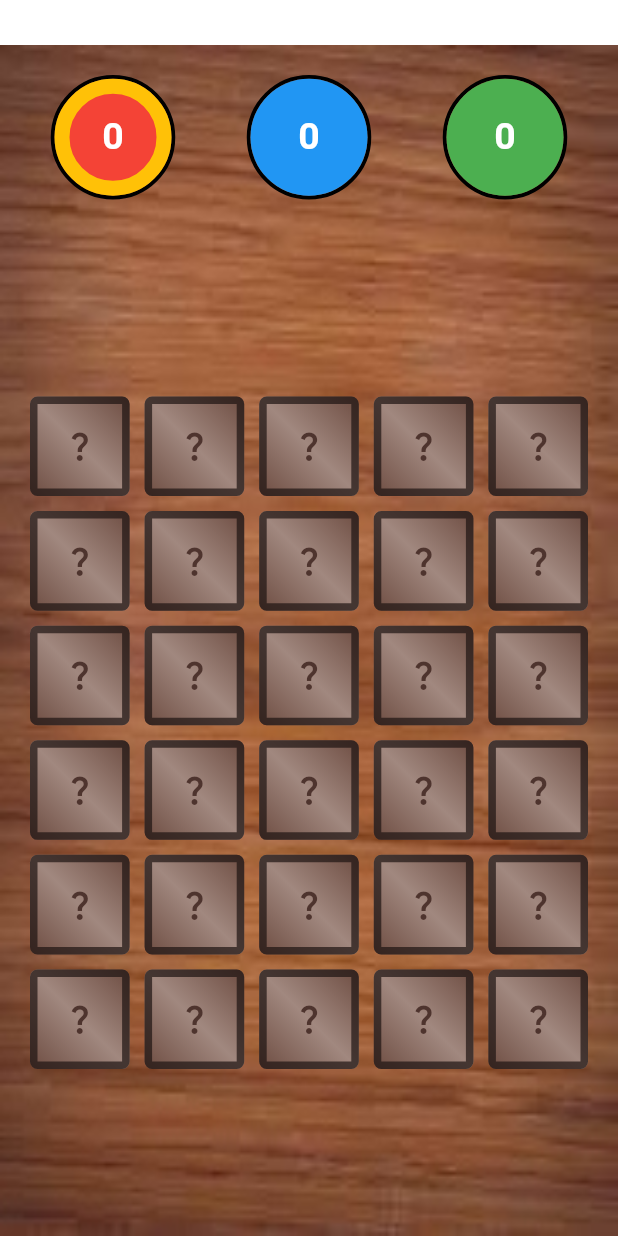
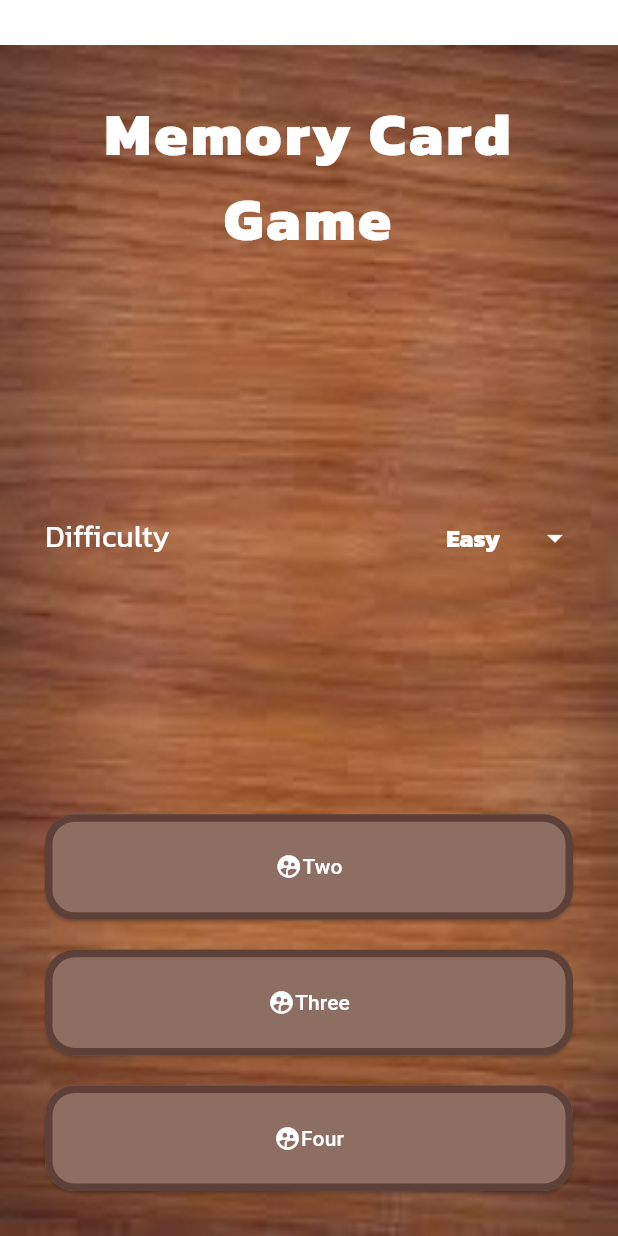
Before and after one commit to ak-210/Memory-Card-Game, a Flutter app: the screen it shows after launch, on a phone screen of 412 x 824 dp. Run offline on Flutter 3.47's test engine with Material 3 defaults, Android fonts, the light colour scheme and no system bars; our stand-ins replace flip_card, hooks_riverpod, riverpod_annotation; generated files the repository leaves out were written again.

Commit message:
Added Home screen, difficulty selection and selecting number of players

```diff
--- a/lib/components/card_tile_v2.dart
+++ b/lib/components/card_tile_v2.dart
@@ -33,7 +33,8 @@ class _CardTileV2State extends State<CardTileV2> {
       final selected = ref.watch(selectionsProvider).contains(card);
       return FlipCard(
         controller: _controller,
-        front: Container(
+        front: !card.discarded
+            ? Container(
                 decoration: BoxDecoration(
                   gradient: LinearGradient(
                     // colors: [
@@ -57,11 +58,12 @@ class _CardTileV2State extends State<CardTileV2> {
                 ),
                 child: Center(
                   child: Icon(
-              !card.discarded ? card.icon : Icons.done,
+                    card.icon,
                     color: Colors.brown[100]!,
                   ),
                 ),
-        ),
+              )
+            : Container(),
         back: Container(
           decoration: BoxDecoration(
             gradient: LinearGradient(
--- /dev/null
+++ b/lib/components/difficulty_dropdown.dart
@@ -0,0 +1,37 @@
+import 'package:flutter/material.dart';
+import 'package:hooks_riverpod/hooks_riverpod.dart';
+import 'package:riverpod_demo/providers/difficulty_provider.dart';
+import 'package:riverpod_demo/screens/kanit_text.dart';
+
+class DifficultyDropdown extends ConsumerWidget {
+  const DifficultyDropdown({super.key});
+
+  @override
+  Widget build(BuildContext context, WidgetRef ref) {
+    return DropdownButton(
+      value: ref.watch(difficultyProvider),
+      onChanged: (value) {
+        ref.read(difficultyProvider.notifier).state = value ?? Difficulty.EASY;
+      },
+      style: kanitTextStyle(bold: true, size: 16),
+      dropdownColor: const Color.fromARGB(92, 0, 0, 0),
+      borderRadius: BorderRadius.circular(10),
+      underline: const SizedBox.shrink(),
+      iconEnabledColor: Colors.white,
+      items: const [
+        DropdownMenuItem(
+          value: Difficulty.EASY,
+          child: Text('Easy'),
+        ),
+        DropdownMenuItem(
+          value: Difficulty.MEDIUM,
+          child: Text('Medium'),
+        ),
+        DropdownMenuItem(
+          value: Difficulty.HARD,
+          child: Text('Hard'),
+        ),
+      ],
+    );
+  }
+}
--- a/lib/components/game_board.dart
+++ b/lib/components/game_board.dart
@@ -4,6 +4,7 @@ import 'package:hooks_riverpod/hooks_riverpod.dart';
 import 'package:riverpod_demo/components/card_tile_v2.dart';
 import 'package:riverpod_demo/models/player_model.dart';
 import 'package:riverpod_demo/providers/card_provider.dart';
+import 'package:riverpod_demo/providers/difficulty_provider.dart';
 import 'package:riverpod_demo/providers/no_of_cards_provider.dart';
 import 'package:riverpod_demo/providers/player_provider.dart';
 
@@ -24,6 +25,18 @@ class GameBoard extends ConsumerWidget {
     return winners;
   }
 
+  int axisCount(WidgetRef ref) {
+    final diff = ref.watch(difficultyProvider);
+    switch (diff) {
+      case (Difficulty.EASY):
+        return 3;
+      case (Difficulty.MEDIUM):
+        return 4;
+      case (Difficulty.HARD):
+        return 5;
+    }
+  }
+
   @override
   Widget build(BuildContext context, WidgetRef ref) {
     final cards = ref.read(cardProvider);
@@ -35,10 +48,9 @@ class GameBoard extends ConsumerWidget {
 
     return !completed
         ? GridView.count(
-            crossAxisCount: 5,
+            crossAxisCount: axisCount(ref),
             crossAxisSpacing: 10,
             mainAxisSpacing: 10,
-            // childAspectRatio: 0.8,
             padding: const EdgeInsets.all(20),
             shrinkWrap: true,
             children: List.generate(
--- /dev/null
+++ b/lib/components/home_button.dart
@@ -0,0 +1,39 @@
+import 'package:flutter/material.dart';
+
+class HomeButton extends StatelessWidget {
+  final String text;
+  final void Function() onPressed;
+  const HomeButton({super.key, required this.text, required this.onPressed});
+
+  @override
+  Widget build(BuildContext context) {
+    return ElevatedButton(
+      style: ElevatedButton.styleFrom(
+        // shadowColor: Colors.transparent,
+        surfaceTintColor: Colors.transparent,
+        backgroundColor: Colors.brown[400],
+        foregroundColor: const Color(0xffffffff),
+        // padding: const EdgeInsets.all(30),
+        shape: RoundedRectangleBorder(
+            side: BorderSide(
+              color: Colors.brown[700]!,
+              width: 5,
+            ),
+            borderRadius: BorderRadius.circular(20)),
+      ),
+      onPressed: onPressed,
+      child: Center(
+        child: Row(
+          mainAxisSize: MainAxisSize.min,
+          mainAxisAlignment: MainAxisAlignment.spaceBetween,
+          children: [
+            Icon(Icons.supervised_user_circle_sharp),
+            Text(
+              text,
+            ),
+          ],
+        ),
+      ),
+    );
+  }
+}
--- a/lib/main.dart
+++ b/lib/main.dart
@@ -1,6 +1,5 @@
 import 'package:flutter/material.dart';
 import 'package:hooks_riverpod/hooks_riverpod.dart';
-import 'package:riverpod_demo/screens/game_screen.dart';
 import 'package:riverpod_demo/screens/home_screen.dart';
 
 void main() {
@@ -43,8 +42,7 @@ class _MyHomePageState extends State<MyHomePage> {
               fit: BoxFit.fill,
             ),
           ),
-          // child: const HomeScreen(),
-          child: const GameScreen(),
+          child: const HomeScreen(),
         ),
       ),
     );
--- a/lib/providers/card_provider.dart
+++ b/lib/providers/card_provider.dart
@@ -4,7 +4,7 @@ import 'package:riverpod_demo/models/card_model.dart';
 import 'package:riverpod_demo/providers/no_of_cards_provider.dart';
 
 final cardProvider = Provider<List<CardModel>>((ref) {
-  final int num = ref.read(noOfCardsProvider);
+  final int num = ref.watch(noOfCardsProvider);
   List<CardModel> cards = [];
 
   List<IconData> icon = [
--- /dev/null
+++ b/lib/providers/difficulty_provider.dart
@@ -0,0 +1,11 @@
+// ignore_for_file: constant_identifier_names
+
+import 'package:hooks_riverpod/hooks_riverpod.dart';
+
+enum Difficulty {
+  EASY,
+  MEDIUM,
+  HARD,
+}
+
+final difficultyProvider = StateProvider<Difficulty>((ref) => Difficulty.EASY);
--- a/lib/providers/no_of_cards_provider.dart
+++ b/lib/providers/no_of_cards_provider.dart
@@ -1,5 +1,16 @@
 import 'package:hooks_riverpod/hooks_riverpod.dart';
+import 'package:riverpod_demo/providers/difficulty_provider.dart';
 
-final noOfCardsProvider = Provider((ref) => 30);
+final noOfCardsProvider = Provider((ref) {
+  final diff = ref.watch(difficultyProvider);
+  switch (diff) {
+    case Difficulty.EASY:
+      return 12;
+    case Difficulty.MEDIUM:
+      return 20;
+    case Difficulty.HARD:
+      return 30;
+  }
+});
 
 final discardedNoProvider = StateProvider<int>((ref) => 0);
--- a/lib/providers/player_provider.dart
+++ b/lib/providers/player_provider.dart
@@ -1,4 +1,5 @@
 import 'package:flutter/material.dart';
+import 'package:hooks_riverpod/hooks_riverpod.dart';
 import 'package:riverpod_annotation/riverpod_annotation.dart';
 import 'package:riverpod_demo/models/player_model.dart';
 
@@ -9,4 +10,9 @@ final players = [
   PlayerModel(3, Colors.yellow, 'Yellow'),
 ];
 
-final playersProvider = Provider<List<PlayerModel>>((ref) => players.take(3).toList());
+final playersProvider = Provider<List<PlayerModel>>((ref) {
+  int num = ref.watch(numOfPlayerProvider);
+  return players.take(num).toList();
+});
+
+final numOfPlayerProvider = StateProvider<int>((ref) => 0);
--- a/lib/screens/game_screen.dart
+++ b/lib/screens/game_screen.dart
@@ -7,7 +7,17 @@ class GameScreen extends StatelessWidget {
 
   @override
   Widget build(BuildContext context) {
-    return const Column(
+    return SafeArea(
+      minimum: const EdgeInsets.only(top: 30),
+      child: Scaffold(
+        body: Container(
+          decoration: const BoxDecoration(
+            image: DecorationImage(
+              image: AssetImage('assets/images.jpeg'),
+              fit: BoxFit.fill,
+            ),
+          ),
+          child: const Column(
             children: [
               ScoreBoard(),
               Expanded(
@@ -16,6 +26,9 @@ class GameScreen extends StatelessWidget {
                 ),
               ),
             ],
+          ),
+        ),
+      ),
     );
   }
 }
--- /dev/null
+++ b/lib/screens/home_screen.dart
@@ -0,0 +1,70 @@
+import 'package:flutter/cupertino.dart';
+import 'package:flutter/material.dart';
+import 'package:flutter/widgets.dart';
+import 'package:hooks_riverpod/hooks_riverpod.dart';
+import 'package:riverpod_demo/components/difficulty_dropdown.dart';
+import 'package:riverpod_demo/components/home_button.dart';
+import 'package:riverpod_demo/screens/kanit_text.dart';
+import 'package:riverpod_demo/services/new_game.dart';
+
+class HomeScreen extends ConsumerWidget {
+  const HomeScreen({super.key});
+
+  @override
+  Widget build(BuildContext context, WidgetRef ref) {
+    return Container(
+      padding: const EdgeInsets.all(30),
+      width: double.infinity,
+      child: Column(
+        mainAxisAlignment: MainAxisAlignment.spaceBetween,
+        children: [
+          Text(
+            'Memory Card Game',
+            style: kanitTextStyle(
+              bold: true,
+              size: 40,
+              letterSpacing: 2,
+            ),
+            textAlign: TextAlign.center,
+          ),
+          Row(
+            mainAxisAlignment: MainAxisAlignment.spaceBetween,
+            children: [
+              Text(
+                'Difficulty',
+                style: kanitTextStyle(size: 20),
+              ),
+              const DifficultyDropdown(),
+            ],
+          ),
+          GridView.count(
+            crossAxisCount: 1,
+            childAspectRatio: 5,
+            mainAxisSpacing: 20,
+            shrinkWrap: true,
+            children: [
+              HomeButton(
+                onPressed: () {
+                  newGame(2, ref, context);
+                },
+                text: 'Two',
+              ),
+              HomeButton(
+                onPressed: () {
+                  newGame(3, ref, context);
+                },
+                text: 'Three',
+              ),
+              HomeButton(
+                onPressed: () {
+                  newGame(4, ref, context);
+                },
+                text: 'Four',
+              ),
+            ],
+          )
+        ],
+      ),
+    );
+  }
+}
--- /dev/null
+++ b/lib/screens/kanit_text.dart
@@ -0,0 +1,16 @@
+import 'package:flutter/material.dart';
+
+TextStyle kanitTextStyle({
+  bool bold = false,
+  Color color = Colors.white,
+  double size = 28,
+  double? letterSpacing,
+}) {
+  return TextStyle(
+    fontFamily: 'Kanit',
+    fontWeight: bold ? FontWeight.w700 : FontWeight.normal,
+    color: color,
+    fontSize: size,
+    letterSpacing: letterSpacing,
+  );
+}
--- a/lib/services/new_game.dart
+++ b/lib/services/new_game.dart
@@ -1,9 +1,13 @@
-// import 'package:flutter/material.dart';
-// import 'package:riverpod_demo/models/player_model.dart';
+import 'package:flutter/material.dart';
+import 'package:hooks_riverpod/hooks_riverpod.dart';
+import 'package:riverpod_demo/providers/player_provider.dart';
+import 'package:riverpod_demo/screens/game_screen.dart';
 
-// class NewGame {
-//   List<PlayerModel> players = [
-//     PlayerModel(0, Colors.red),
-//     PlayerModel(1, Colors.blue),
-//   ];
-// }
+void newGame(int numPlayers, WidgetRef ref, BuildContext context) {
+  ref.read(numOfPlayerProvider.notifier).state = numPlayers;
+  Navigator.push(context, MaterialPageRoute(
+    builder: (context) {
+      return const GameScreen();
+    },
+  ));
+}
```
Also changed, not shown: pubspec.yaml (+7 -6 lines), assets/Kanit-ExtraBold.ttf (added), assets/Kanit-Regular.ttf (added). Lines whose indentation alone changed are shown as unchanged.
